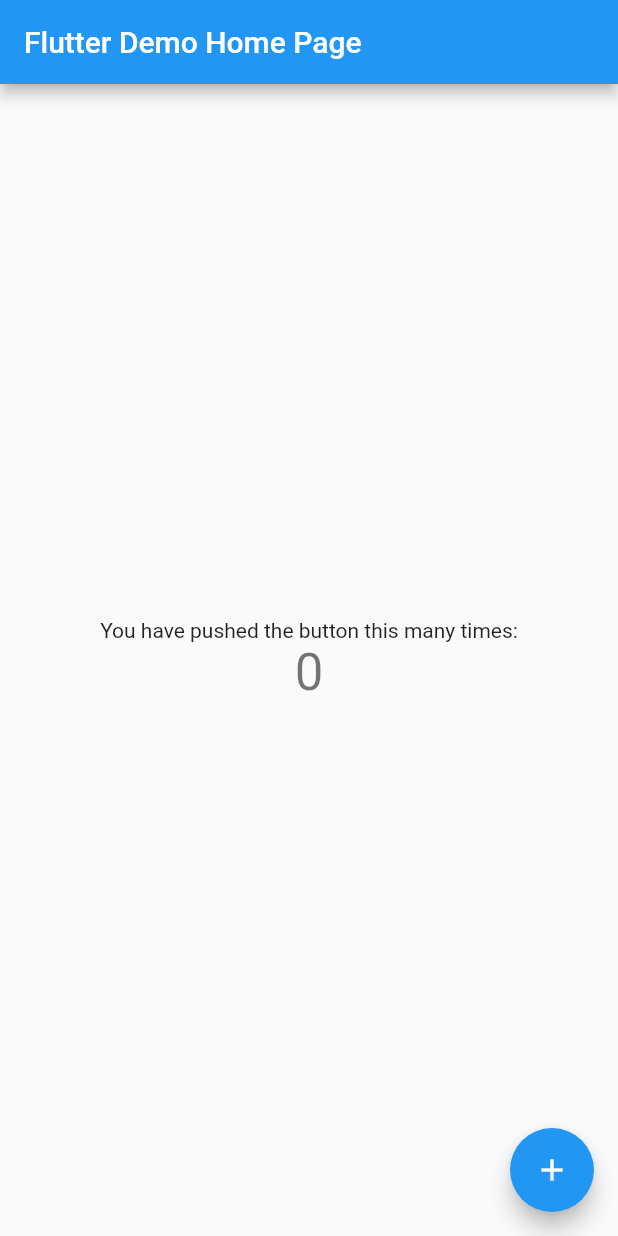
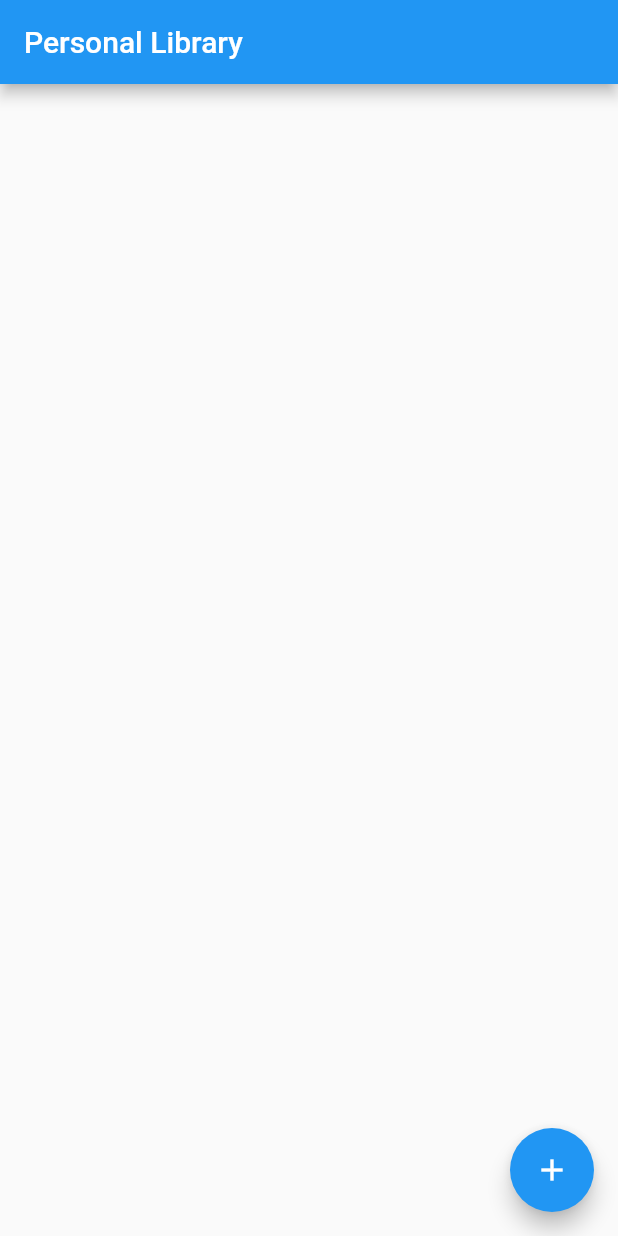
Before and after one commit to JD-Fermin/personalLibrary, a Flutter app: the screen it shows after launch, on a phone screen of 412 x 824 dp. Run offline on Flutter 3.47's test engine with Material 2 defaults, Android fonts, the phone set to English and light mode, and no system bars.

Commit message:
added list and second view

```diff
--- a/lib/main.dart
+++ b/lib/main.dart
@@ -1,5 +1,5 @@
 import 'package:flutter/material.dart';
-
+import 'package:personal_library/create_entry.dart';
 void main() {
   runApp(const MyApp());
 }
@@ -11,7 +11,7 @@ class MyApp extends StatelessWidget {
   @override
   Widget build(BuildContext context) {
     return MaterialApp(
-      title: 'Flutter Demo',
+      title: 'Personal Library',
       theme: ThemeData(
         // This is the theme of your application.
         //
@@ -24,7 +24,7 @@ class MyApp extends StatelessWidget {
         // is not restarted.
         primarySwatch: Colors.blue,
       ),
-      home: const MyHomePage(title: 'Flutter Demo Home Page'),
+      home: const MyHomePage(title: 'Personal Library'),
     );
   }
 }
@@ -48,16 +48,16 @@ class MyHomePage extends StatefulWidget {
 }
 
 class _MyHomePageState extends State<MyHomePage> {
-  int _counter = 0;
+  final List<String> _entriesList = [];
 
-  void _incrementCounter() {
+  void _addEntry(entry) {
     setState(() {
       // This call to setState tells the Flutter framework that something has
       // changed in this State, which causes it to rerun the build method below
       // so that the display can reflect the updated values. If we changed
       // _counter without calling setState(), then the build method would not be
       // called again, and so nothing would appear to happen.
-      _counter++;
+      _entriesList.add(entry);
     });
   }
 
@@ -75,39 +75,24 @@ class _MyHomePageState extends State<MyHomePage> {
         // the App.build method, and use it to set our appbar title.
         title: Text(widget.title),
       ),
-      body: Center(
-        // Center is a layout widget. It takes a single child and positions it
-        // in the middle of the parent.
-        child: Column(
-          // Column is also a layout widget. It takes a list of children and
-          // arranges them vertically. By default, it sizes itself to fit its
-          // children horizontally, and tries to be as tall as its parent.
-          //
-          // Invoke "debug painting" (press "p" in the console, choose the
-          // "Toggle Debug Paint" action from the Flutter Inspector in Android
-          // Studio, or the "Toggle Debug Paint" command in Visual Studio Code)
-          // to see the wireframe for each widget.
-          //
-          // Column has various properties to control how it sizes itself and
-          // how it positions its children. Here we use mainAxisAlignment to
-          // center the children vertically; the main axis here is the vertical
-          // axis because Columns are vertical (the cross axis would be
-          // horizontal).
-          mainAxisAlignment: MainAxisAlignment.center,
-          children: <Widget>[
-            const Text(
-              'You have pushed the button this many times:',
-            ),
-            Text(
-              '$_counter',
-              style: Theme.of(context).textTheme.headline4,
-            ),
-          ],
-        ),
+      body: ListView.builder(
+        itemCount: _entriesList.length,
+        itemBuilder: (context, index) {
+          return ListTile(
+            title: Text(_entriesList[index]),
+          );
+        },
       ),
       floatingActionButton: FloatingActionButton(
-        onPressed: _incrementCounter,
-        tooltip: 'Increment',
+        onPressed: () {
+          Navigator.push(
+              context,
+              MaterialPageRoute(builder: (context) {
+                return const CreateEntry();
+              })
+          );
+        },
+        tooltip: 'Create Entry',
         child: const Icon(Icons.add),
       ), // This trailing comma makes auto-formatting nicer for build methods.
     );
--- a/pubspec.yaml
+++ b/pubspec.yaml
@@ -34,6 +34,7 @@ dependencies:
   # The following adds the Cupertino Icons font to your application.
   # Use with the CupertinoIcons class for iOS style icons.
   cupertino_icons: ^1.0.2
+  metadata_fetch: ^0.4.1
 
 dev_dependencies:
   flutter_test:
```
Also changed, not shown: pubspec.lock.
